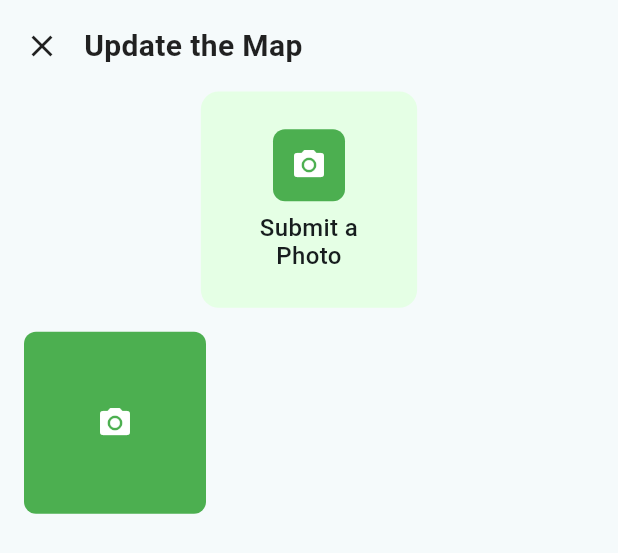
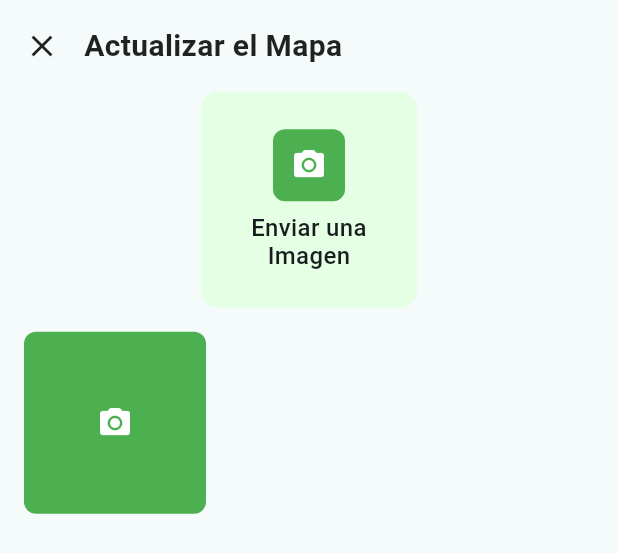
Before and after one commit to paolojoaquinp/fireguard_bo, a Flutter app: the LoadedGalleryPhotoContribution widget shown alone on an empty page, opened directly with empty values, on a phone screen of 412 x 824 dp. Shown: the top 553 px of the screen. Run offline on Flutter 3.47's test engine with Material 3 defaults, Android fonts, the phone set to English and light mode, and no system bars; our stand-ins replace bloc, camera, cloud_firestore, equatable, firebase_auth, firebase_core and 5 more; missing offline and left inert: mapbox_maps_flutter, photo_manager; accounts and stored records are empty; generated files the repository leaves out were written again.

Commit message:
fix: update text translations for contributions and news sections

```diff
--- a/lib/features/home_screen/presentation/children/contributions_bottom_sheet/presentation/presenter/page/contributions_bottom_sheet.dart
+++ b/lib/features/home_screen/presentation/children/contributions_bottom_sheet/presentation/presenter/page/contributions_bottom_sheet.dart
@@ -30,7 +30,7 @@ class ContributionsBottomSheet extends StatelessWidget {
                 ),
                 const SizedBox(width: 16),
                 const Text(
-                  'Update the Map',
+                  'Actualizar el Mapa',
                   style: TextStyle(
                     fontSize: 24,
                     fontWeight: FontWeight.w600,
--- a/lib/features/home_screen/presentation/children/photo_contribution/page/widgets/loaded_gallery_photo_contribution.dart
+++ b/lib/features/home_screen/presentation/children/photo_contribution/page/widgets/loaded_gallery_photo_contribution.dart
@@ -33,7 +33,7 @@ class LoadedGalleryPhotoContribution extends StatelessWidget {
                 ),
                 const SizedBox(width: 16),
                 const Text(
-                  'Update the Map',
+                  'Actualizar el Mapa',
                   style: TextStyle(
                     fontSize: 20,
                     fontWeight: FontWeight.w600,
@@ -71,7 +71,7 @@ class LoadedGalleryPhotoContribution extends StatelessWidget {
                   ),
                   const SizedBox(height: 8),
                   const Text(
-                    'Submit a\nPhoto',
+                    'Enviar una\nImagen',
                     textAlign: TextAlign.center,
                     style: TextStyle(
                       fontSize: 16,
```
Also changed, not shown: lib/features/news_screen/presentation/presenter/page/news_page.dart (+4 -4 lines).
